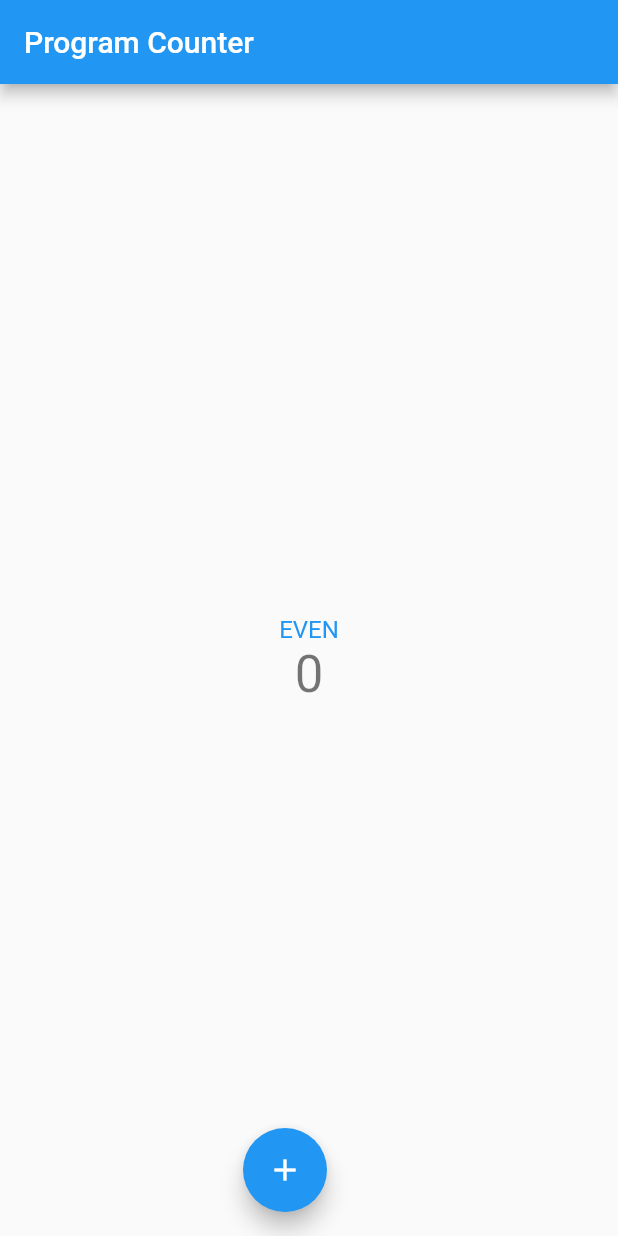
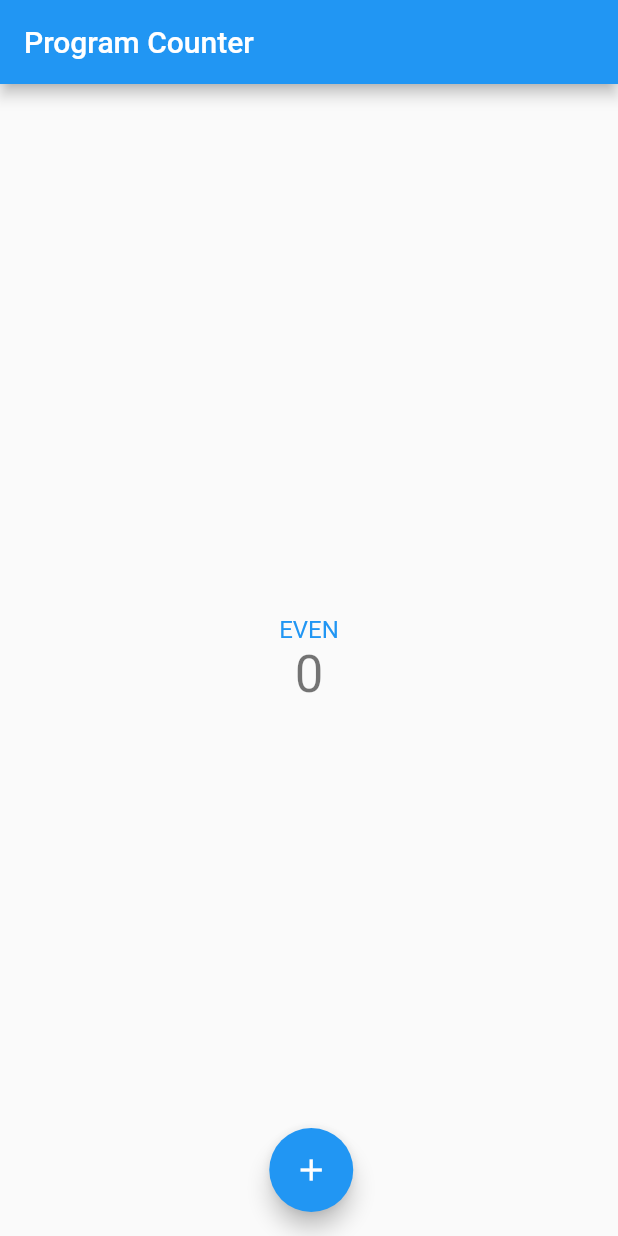
Before and after one commit to shamirrra/pbp-flutter-assignment, a Flutter app: the screen it shows after launch, on a phone screen of 412 x 824 dp. Run offline on Flutter 3.47's test engine with Material 2 defaults, Android fonts, the phone set to English and light mode, and no system bars.

Commit message:
assignment 7: done with bonus

```diff
--- a/counter_7/lib/main.dart
+++ b/counter_7/lib/main.dart
@@ -124,16 +124,20 @@ class _MyHomePageState extends State<MyHomePage> {
           mainAxisAlignment: MainAxisAlignment.spaceEvenly,
           children: [
             if (_counter > 0)
-              FloatingActionButton(
+              Padding(
+                  padding: const EdgeInsets.only(left: 35.0),
+                  child: FloatingActionButton(
                     onPressed: _decrementCounter,
                     tooltip: 'Decrement',
                     child: const Icon(Icons.remove),
-              ),
-            FloatingActionButton(
+                  )),
+            Padding(
+                padding: const EdgeInsets.only(left: 35.0),
+                child: FloatingActionButton(
                   onPressed: _incrementCounter,
                   tooltip: 'Increment',
                   child: const Icon(Icons.add),
-            ),
+                )),
           ],
         ));
   }
```
Lines whose indentation alone changed are shown as unchanged.
